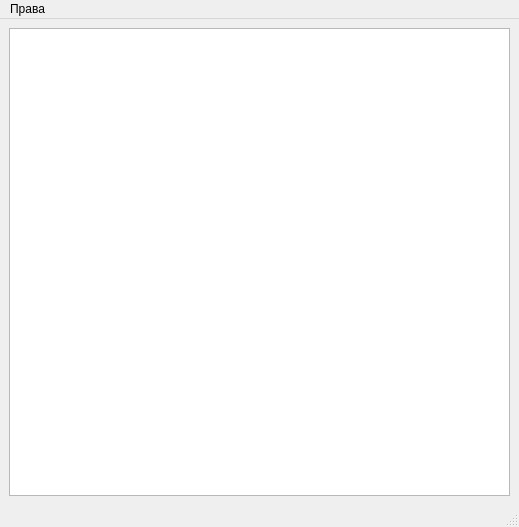
The window that toAdmin/rights.ui (Veala/toAdmin) describes before a commit, drawn with Qt 5.
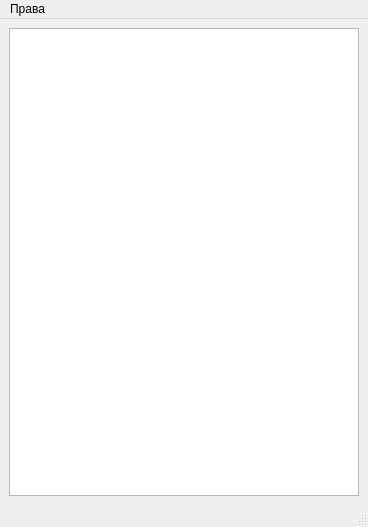
The same window after the commit.

Diff of the .ui file:
```diff
--- a/toAdmin/rights.ui
+++ b/toAdmin/rights.ui
@@ -9,7 +9,7 @@
    <rect>
     <x>0</x>
     <y>0</y>
-    <width>519</width>
+    <width>368</width>
     <height>527</height>
    </rect>
   </property>
@@ -44,7 +44,7 @@
     <rect>
      <x>0</x>
      <y>0</y>
-     <width>519</width>
+     <width>368</width>
      <height>21</height>
     </rect>
    </property>
```
Left out of the diff: 8 changed lines with no effect on the pictures.
